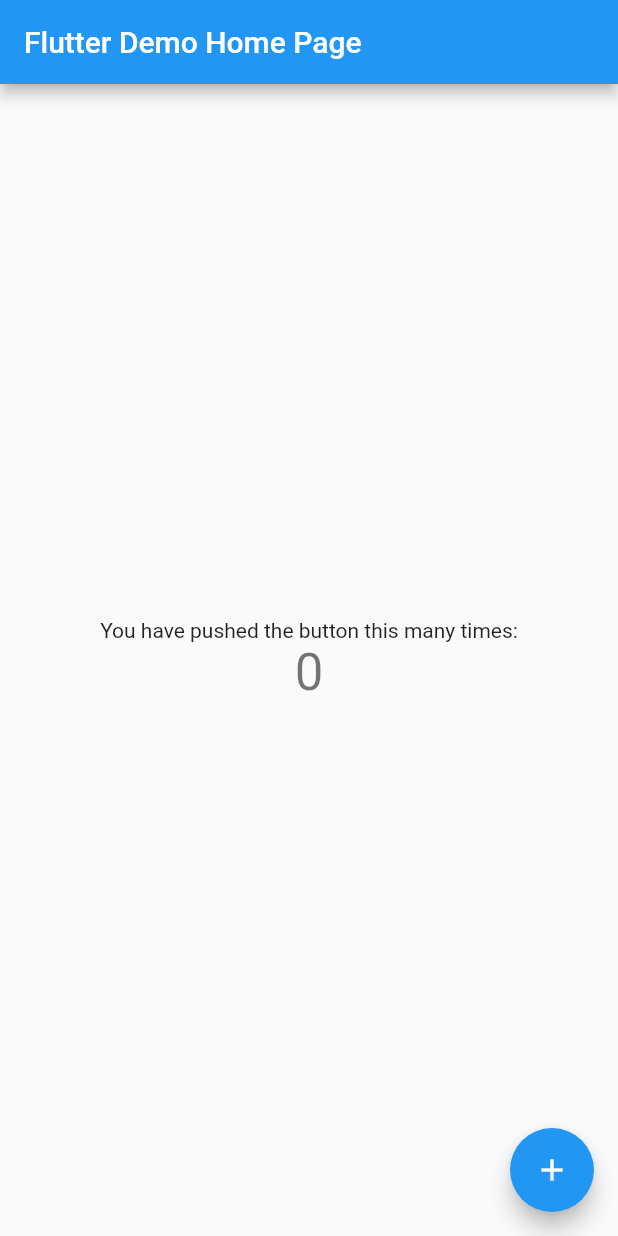
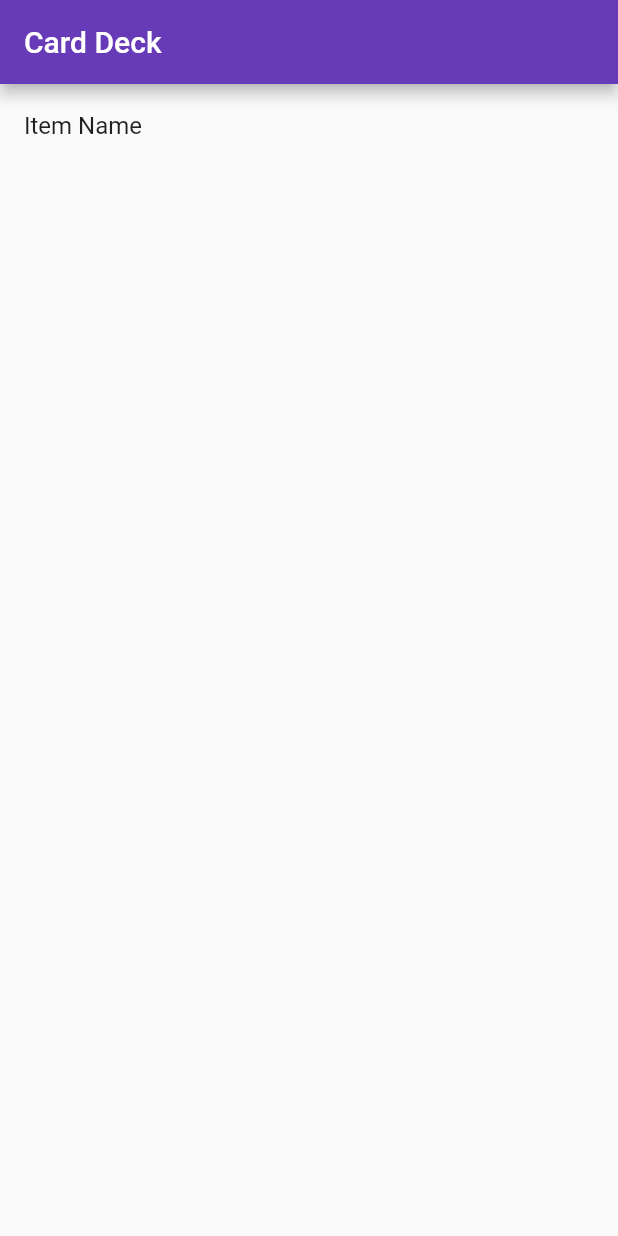
Before and after one commit to Incurafy/card_maker, a Flutter app: the screen it shows after launch, on a phone screen of 412 x 824 dp. Run offline on Flutter 3.47's test engine with Material 2 defaults, Android fonts, the phone set to English and light mode, and no system bars.

Commit message:
Working prototype card list

```diff
--- a/lib/main.dart
+++ b/lib/main.dart
@@ -1,115 +1,67 @@
+// main,dart
+
 import 'package:flutter/material.dart';
+import 'package:card_maker/src/item_card.dart';
+import 'package:card_maker/src/card_details.dart';
 
-void main() {
-  runApp(const MyApp());
-}
+// Main method, entry point into the program, nothing unusual.
+// runApp inflates the given widget and attaches it to the screen.
+void main() => runApp(const CardMakerApp());
 
-class MyApp extends StatelessWidget {
-  const MyApp({Key? key}) : super(key: key);
+// The root widget for the entire app (because it was called in main()).
+// Extending "StatelessWidget" makes it a stateless widget, meaning that it's immutable.
+class CardMakerApp extends StatelessWidget {
+  // Constructor
+  // {} means optional parameters in Dart
+  // First : is a separator that specifies the initialiser list of the constructor
+  // Second : is how a parameter is passed to a name function (super() in this case)
+  // Keys preserve state when a widget is moved around in the widget tree
+  const CardMakerApp({ Key? key }) : super(key: key); //
 
-  // This widget is the root of your application.
   @override
   Widget build(BuildContext context) {
     return MaterialApp(
-      title: 'Flutter Demo',
+      title: "Card Maker",
       theme: ThemeData(
-        // This is the theme of your application.
-        //
-        // Try running your application with "flutter run". You'll see the
-        // application has a blue toolbar. Then, without quitting the app, try
-        // changing the primarySwatch below to Colors.green and then invoke
-        // "hot reload" (press "r" in the console where you ran "flutter run",
-        // or simply save your changes to "hot reload" in a Flutter IDE).
-        // Notice that the counter didn't reset back to zero; the application
-        // is not restarted.
-        primarySwatch: Colors.blue,
+        // Theme for the app. It can be used to
+        primarySwatch: Colors.deepPurple,
       ),
-      home: const MyHomePage(title: 'Flutter Demo Home Page'),
+      home: const CardDeck(
+        title: "Card Deck",
+        itemCards: [ItemCard("Item Name", "This is the item's description.")],
+        )
     );
   }
 }
 
-class MyHomePage extends StatefulWidget {
-  const MyHomePage({Key? key, required this.title}) : super(key: key);
-
-  // This widget is the home page of your application. It is stateful, meaning
-  // that it has a State object (defined below) that contains fields that affect
-  // how it looks.
-
-  // This class is the configuration for the state. It holds the values (in this
-  // case the title) provided by the parent (in this case the App widget) and
-  // used by the build method of the State. Fields in a Widget subclass are
-  // always marked "final".
+class CardDeck extends StatelessWidget {
+  const CardDeck({Key? key, required this.title, required this.itemCards}) : super(key: key);
 
   final String title;
-
-  @override
-  State<MyHomePage> createState() => _MyHomePageState();
-}
-
-class _MyHomePageState extends State<MyHomePage> {
-  int _counter = 0;
-
-  void _incrementCounter() {
-    setState(() {
-      // This call to setState tells the Flutter framework that something has
-      // changed in this State, which causes it to rerun the build method below
-      // so that the display can reflect the updated values. If we changed
-      // _counter without calling setState(), then the build method would not be
-      // called again, and so nothing would appear to happen.
-      _counter++;
-    });
-  }
+  final List<ItemCard> itemCards;
 
   @override
   Widget build(BuildContext context) {
-    // This method is rerun every time setState is called, for instance as done
-    // by the _incrementCounter method above.
-    //
-    // The Flutter framework has been optimized to make rerunning build methods
-    // fast, so that you can just rebuild anything that needs updating rather
-    // than having to individually change instances of widgets.
     return Scaffold(
       appBar: AppBar(
-        // Here we take the value from the MyHomePage object that was created by
-        // the App.build method, and use it to set our appbar title.
-        title: Text(widget.title),
+        title: const Text("Card Deck"),
       ),
-      body: Center(
-        // Center is a layout widget. It takes a single child and positions it
-        // in the middle of the parent.
-        child: Column(
-          // Column is also a layout widget. It takes a list of children and
-          // arranges them vertically. By default, it sizes itself to fit its
-          // children horizontally, and tries to be as tall as its parent.
-          //
-          // Invoke "debug painting" (press "p" in the console, choose the
-          // "Toggle Debug Paint" action from the Flutter Inspector in Android
-          // Studio, or the "Toggle Debug Paint" command in Visual Studio Code)
-          // to see the wireframe for each widget.
-          //
-          // Column has various properties to control how it sizes itself and
-          // how it positions its children. Here we use mainAxisAlignment to
-          // center the children vertically; the main axis here is the vertical
-          // axis because Columns are vertical (the cross axis would be
-          // horizontal).
-          mainAxisAlignment: MainAxisAlignment.center,
-          children: <Widget>[
-            const Text(
-              'You have pushed the button this many times:',
-            ),
-            Text(
-              '$_counter',
-              style: Theme.of(context).textTheme.headline4,
-            ),
-          ],
-        ),
+      body: ListView.builder(
+        itemCount: itemCards.length,
+        itemBuilder: (context, index) {
+          return ListTile(
+            title: Text(itemCards[index].itemName),
+            onTap: () {
+              Navigator.push(
+                context,
+                MaterialPageRoute(
+                  builder: (context) => CardDetails(itemCard: itemCards[index])
+                )
+              );
+            }
+          );
+        }
       ),
-      floatingActionButton: FloatingActionButton(
-        onPressed: _incrementCounter,
-        tooltip: 'Increment',
-        child: const Icon(Icons.add),
-      ), // This trailing comma makes auto-formatting nicer for build methods.
     );
   }
 }
--- /dev/null
+++ b/lib/src/item_card.dart
@@ -0,0 +1,9 @@
+// card.dart
+
+class ItemCard {
+  // TODO: Add the rest
+  final String itemName;
+  final String itemDesc;
+
+  const ItemCard(this.itemName, this.itemDesc);
+}
```
Also changed, not shown: lib/src/card_details.dart (added, +23 -0 lines), 1 other file.
